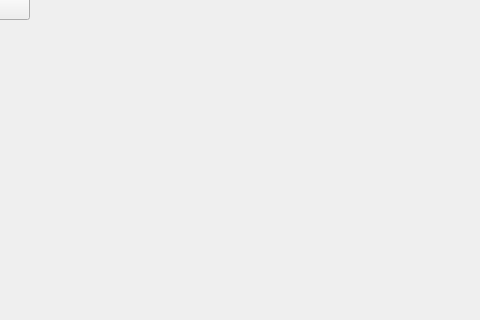
First picture: the form in mainwindow.ui, repository dbogardaustin/InfotainmentSystem, before the edit; both pictures show x 180 to 660 and y 170 to 490 of the 800 by 600 pixel window.
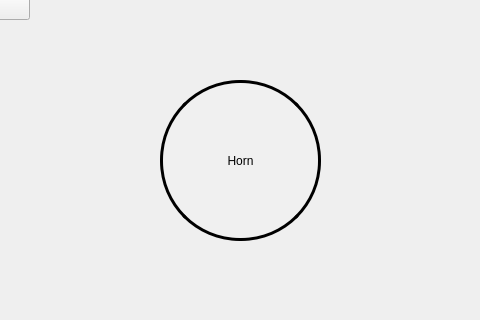
Second picture: the form after the edit.

Commit message: Initial horn prototype

Patch:
```diff
--- a/mainwindow.ui
+++ b/mainwindow.ui
@@ -66,6 +66,27 @@
      <string>About</string>
     </property>
    </widget>
+   <widget class="QPushButton" name="Horn">
+    <property name="geometry">
+     <rect>
+      <x>340</x>
+      <y>250</y>
+      <width>161</width>
+      <height>161</height>
+     </rect>
+    </property>
+    <property name="styleSheet">
+     <string notr="true">border-radius:80;
+border-color:rgb(0,0,0);
+border-style:solid;
+border-width:3;
+background-color: rgb(240, 240, 240);
+</string>
+    </property>
+    <property name="text">
+     <string>Horn</string>
+    </property>
+   </widget>
   </widget>
   <widget class="QMenuBar" name="menubar">
    <property name="geometry">
```
The commit also changes 4 other files.
